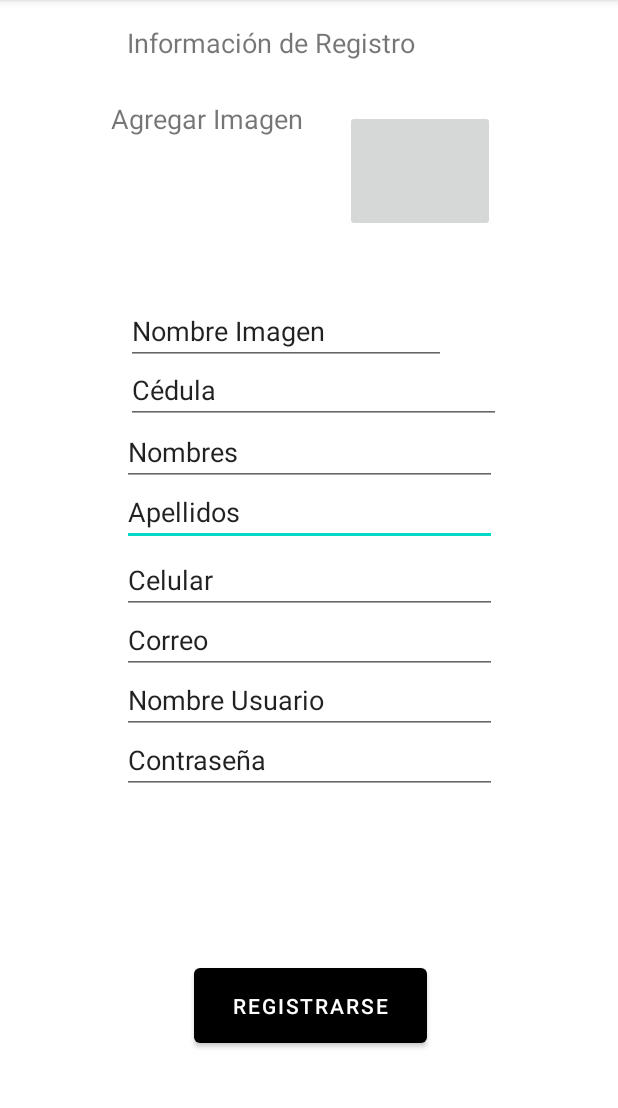
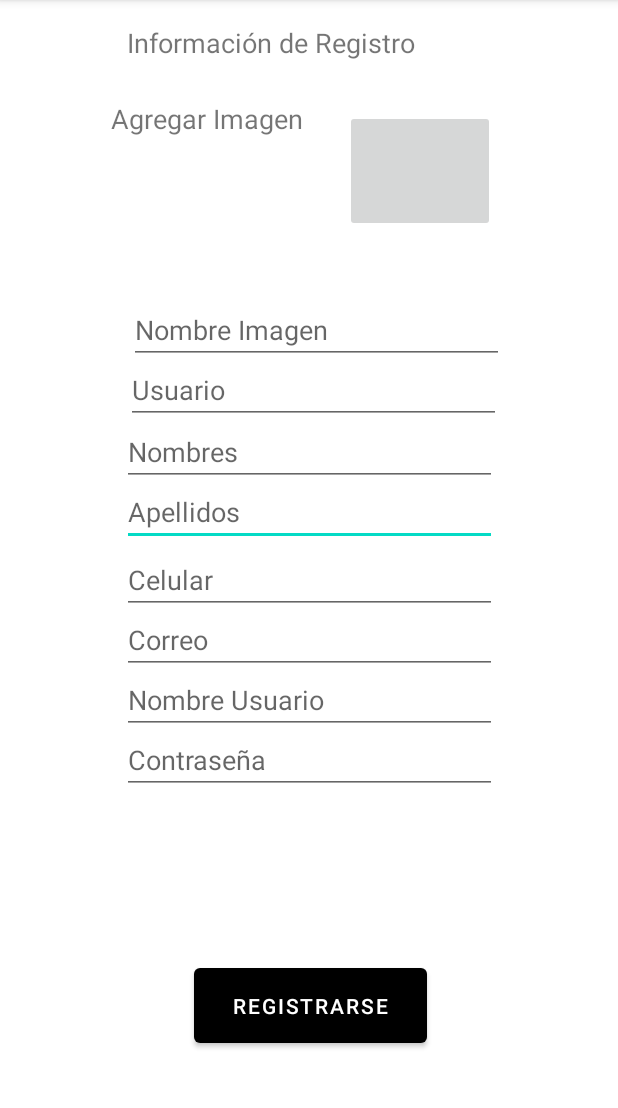
Before and after one commit to Tebo21/ComplexivoTransportApp, an Android app: the screen it shows after launch (registroUsuarios), after a tap on "¿No tienes cuenta? Regístrate.", on a phone screen of 412 x 824 dp, the part 84-1192 px from its top. Run offline under Robolectric (Android 15) with nearby library versions, the phone set to English and light mode, and no system bars; pictures from the network do not load.

```diff
--- a/app/build.gradle
+++ b/app/build.gradle
@@ -32,6 +32,8 @@ android {
 
 dependencies {
 
+    implementation 'com.squareup.retrofit2:retrofit:2.+'
+    implementation 'com.squareup.retrofit2:converter-gson:2.+'
     implementation 'androidx.appcompat:appcompat:1.1.0'
     implementation 'com.google.android.material:material:1.1.0'
     implementation 'androidx.constraintlayout:constraintlayout:1.1.3'
--- a/app/src/main/AndroidManifest.xml
+++ b/app/src/main/AndroidManifest.xml
@@ -1,6 +1,7 @@
 <?xml version="1.0" encoding="utf-8"?>
 <manifest xmlns:android="http://schemas.android.com/apk/res/android"
     package="com.example.complexivotransportapp">
+    <uses-permission android:name="android.permission.INTERNET"/>
 
     <application
         android:allowBackup="true"
--- a/app/src/main/java/com/example/complexivotransportapp/MainActivity.java
+++ b/app/src/main/java/com/example/complexivotransportapp/MainActivity.java
@@ -34,12 +34,12 @@ public class MainActivity extends AppCompatActivity {
             public void onClick(View v) {
                 Cursor cursor = Persona.logeo(getApplicationContext(), txtUsuario.getText().toString(), txtContrasenia.getText().toString());
                 if(cursor.getCount()>0){
-                    Toast.makeText(getApplicationContext(), "Siiiiu", Toast.LENGTH_LONG).show();
+                    Toast.makeText(getApplicationContext(), "Bienvenid@ "+txtUsuario.getText(), Toast.LENGTH_LONG).show();
                     Intent intent  =new Intent(getApplicationContext(),Listar.class);
                     startActivity(intent);
                     finish();
                 } else {
-                    Toast.makeText(getApplicationContext(), "Nooou", Toast.LENGTH_LONG).show();
+                    Toast.makeText(getApplicationContext(), "Usuario o Contraseña Incorrectos", Toast.LENGTH_LONG).show();
                 }
             }
         });
--- a/app/src/main/java/com/example/complexivotransportapp/ModificarPersona.java
+++ b/app/src/main/java/com/example/complexivotransportapp/ModificarPersona.java
@@ -46,11 +46,13 @@ public class ModificarPersona extends AppCompatActivity {
             @Override
             public void onClick(View v) {
                 BaseSQLHelper superHelper=new BaseSQLHelper(getApplicationContext());
-                Persona persona=new Persona(modificaCedula.getText().toString(),modificaImagen.getText().toString(),modificaNombre.getText().toString(),modificaApellido.getText().toString(),modificaCelular.getText().toString(),modificaCorreo.getText().toString(),modificaUsuario.getText().toString(),modificaContrasenia.getText().toString());
+                Persona persona=new Persona(modificaCedula.getText().toString(),modificaNombre.getText().toString(),modificaApellido.getText().toString(),modificaCorreo.getText().toString(),modificaCelular.getText().toString(),modificaUsuario.getText().toString(),modificaContrasenia.getText().toString(),modificaImagen.getText().toString());
                 String sentencia=superHelper.ModificaPer(persona);
                 if(sentencia==null){
                     Toast.makeText(getApplicationContext(),"Modificación Exitosa",Toast.LENGTH_LONG).show();
                     finish();
+                    Intent intent  =new Intent(getApplicationContext(),Listar.class);
+                    startActivity(intent);
                 }else{
                     Toast.makeText(getApplicationContext(),"ERROR " +sentencia,Toast.LENGTH_LONG).show();
                 }
--- a/app/src/main/java/com/example/complexivotransportapp/ui/gallery/GalleryFragment.java
+++ b/app/src/main/java/com/example/complexivotransportapp/ui/gallery/GalleryFragment.java
@@ -25,7 +25,6 @@ import com.example.complexivotransportapp.Listar;
 import com.example.complexivotransportapp.Modelo.Persona;
 import com.example.complexivotransportapp.ModificarPersona;
 import com.example.complexivotransportapp.R;
-import com.example.complexivotransportapp.databinding.FragmentGalleryBinding;
 
 public class GalleryFragment extends Fragment {
 
@@ -40,7 +39,7 @@ public class GalleryFragment extends Fragment {
                 new ViewModelProvider(this).get(GalleryViewModel.class);
         View root = inflater.inflate(R.layout.fragment_gallery, container, false);
         ListView listView=root.findViewById((R.id.listViewPersona));
-        String[] from =new String[]{"cedulaPersona"};
+        String[] from =new String[]{"usuario"};
         int[] hasta = new int[]{android.R.id.text1};
         Cursor cursor = Persona.getCursor(getContext());
         CursorAdapter cursorAdapter = new SimpleCursorAdapter(
--- /dev/null
+++ b/app/src/main/res/drawable/anadir.xml
@@ -0,0 +1,5 @@
+<vector android:height="24dp" android:tint="#FFFFFF"
+    android:viewportHeight="24" android:viewportWidth="24"
+    android:width="24dp" xmlns:android="http://schemas.android.com/apk/res/android">
+    <path android:fillColor="@android:color/white" android:pathData="M19,13h-6v6h-2v-6H5v-2h6V5h2v6h6v2z"/>
+</vector>
--- a/app/src/main/res/layout/activity_registro_usuarios.xml
+++ b/app/src/main/res/layout/activity_registro_usuarios.xml
@@ -14,8 +14,8 @@
         android:layout_marginStart="80dp"
         android:layout_marginEnd="80dp"
         android:ems="10"
+        android:hint="@string/apellidos"
         android:inputType="textPersonName"
-        android:text="@string/apellidos"
         app:layout_constraintEnd_toEndOf="parent"
         app:layout_constraintStart_toStartOf="parent"
         app:layout_constraintTop_toBottomOf="@+id/editTextNombrePersona" />
@@ -27,8 +27,8 @@
         android:layout_marginStart="80dp"
         android:layout_marginEnd="80dp"
         android:ems="10"
+        android:hint="@string/celular"
         android:inputType="textPersonName"
-        android:text="@string/celular"
         app:layout_constraintEnd_toEndOf="parent"
         app:layout_constraintStart_toStartOf="parent"
         app:layout_constraintTop_toBottomOf="@+id/editTextApellidoPersona" />
@@ -40,8 +40,8 @@
         android:layout_marginStart="80dp"
         android:layout_marginEnd="80dp"
         android:ems="10"
+        android:hint="@string/correo"
         android:inputType="textPersonName"
-        android:text="@string/correo"
         app:layout_constraintEnd_toEndOf="parent"
         app:layout_constraintStart_toStartOf="parent"
         app:layout_constraintTop_toBottomOf="@+id/editTextCelularPersona" />
@@ -53,8 +53,8 @@
         android:layout_marginStart="80dp"
         android:layout_marginEnd="80dp"
         android:ems="10"
+        android:hint="@string/userName"
         android:inputType="textPersonName"
-        android:text="@string/userName"
         app:layout_constraintEnd_toEndOf="parent"
         app:layout_constraintStart_toStartOf="parent"
         app:layout_constraintTop_toBottomOf="@+id/editTextCorreoPersona" />
@@ -66,8 +66,8 @@
         android:layout_marginStart="80dp"
         android:layout_marginEnd="80dp"
         android:ems="10"
+        android:hint="@string/pass"
         android:inputType="textPersonName"
-        android:text="@string/pass"
         app:layout_constraintEnd_toEndOf="parent"
         app:layout_constraintStart_toStartOf="parent"
         app:layout_constraintTop_toBottomOf="@+id/editTextUsuario" />
@@ -80,8 +80,8 @@
         android:layout_marginTop="88dp"
         android:layout_marginEnd="78dp"
         android:ems="10"
+        android:hint="@string/botonUsuario"
         android:inputType="textPersonName"
-        android:text="@string/cedula"
         app:layout_constraintEnd_toEndOf="parent"
         app:layout_constraintHorizontal_bias="1.0"
         app:layout_constraintStart_toStartOf="parent"
@@ -95,8 +95,8 @@
         android:layout_marginTop="1dp"
         android:layout_marginEnd="80dp"
         android:ems="10"
+        android:hint="@string/nombre"
         android:inputType="textPersonName"
-        android:text="@string/nombre"
         app:layout_constraintEnd_toEndOf="parent"
         app:layout_constraintStart_toStartOf="parent"
         app:layout_constraintTop_toBottomOf="@+id/editTextCedulaPersona" />
@@ -158,14 +158,14 @@
 
     <EditText
         android:id="@+id/editTextImagen"
-        android:layout_width="wrap_content"
-        android:layout_height="wrap_content"
+        android:layout_width="250dp"
+        android:layout_height="40dp"
         android:layout_marginStart="85dp"
-        android:layout_marginTop="43dp"
-        android:layout_marginEnd="116dp"
+        android:layout_marginTop="48dp"
+        android:layout_marginEnd="76dp"
         android:ems="10"
+        android:hint="Nombre Imagen"
         android:inputType="textPersonName"
-        android:text="Nombre Imagen"
         app:layout_constraintBottom_toTopOf="@+id/editTextCedulaPersona"
         app:layout_constraintEnd_toEndOf="parent"
         app:layout_constraintStart_toStartOf="parent"
```
Also changed, not shown: app/src/main/java/com/example/complexivotransportapp/Modelo/Vehiculo.java (+21 -7 lines), app/src/main/java/com/example/complexivotransportapp/VehiculoServicio.java (added, +13 -0 lines), app/src/main/java/com/example/complexivotransportapp/ui/slideshow/SlideshowFragment.java (+43 -15 lines), app/src/main/res/drawable/car.xml (added, +10 -0 lines), app/src/main/res/drawable/usuario.xml (added, +10 -0 lines), app/src/main/res/layout/activity_modificar_persona.xml (+8 -0 lines), app/src/main/res/layout/fragment_slideshow.xml (+5 -6 lines), app/src/main/res/layout/nav_header_listar.xml (+10 -13 lines), app/src/main/res/menu/activity_listar_drawer.xml (+4 -4 lines), app/src/main/res/drawable/cielo.jpg (added).
